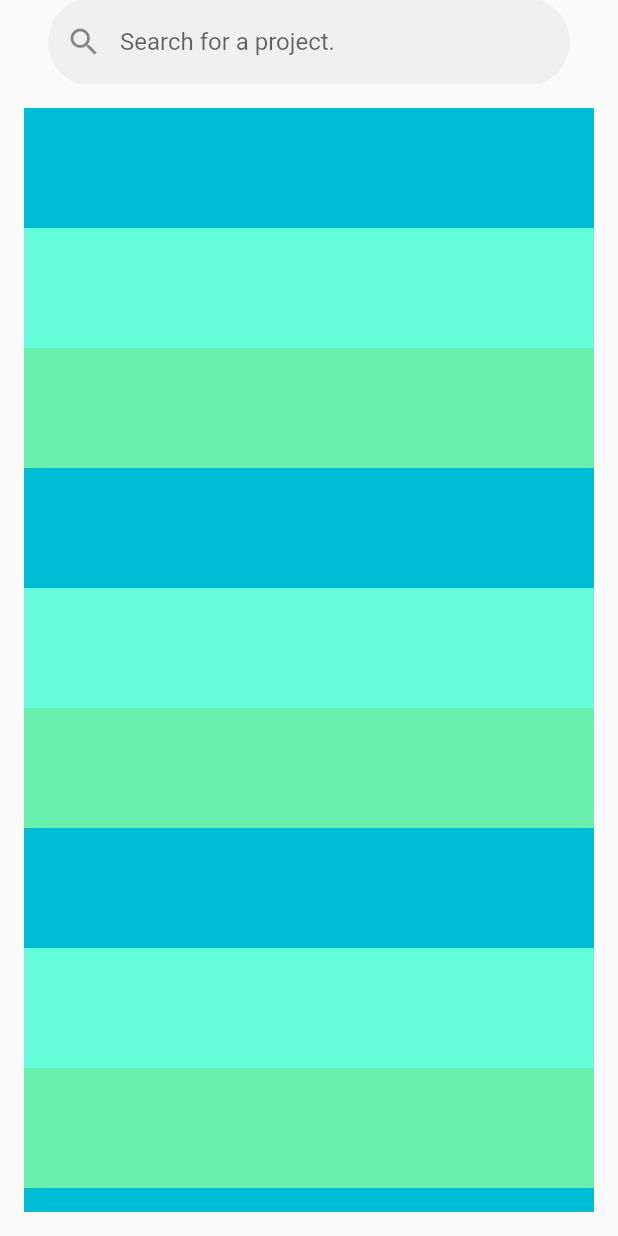
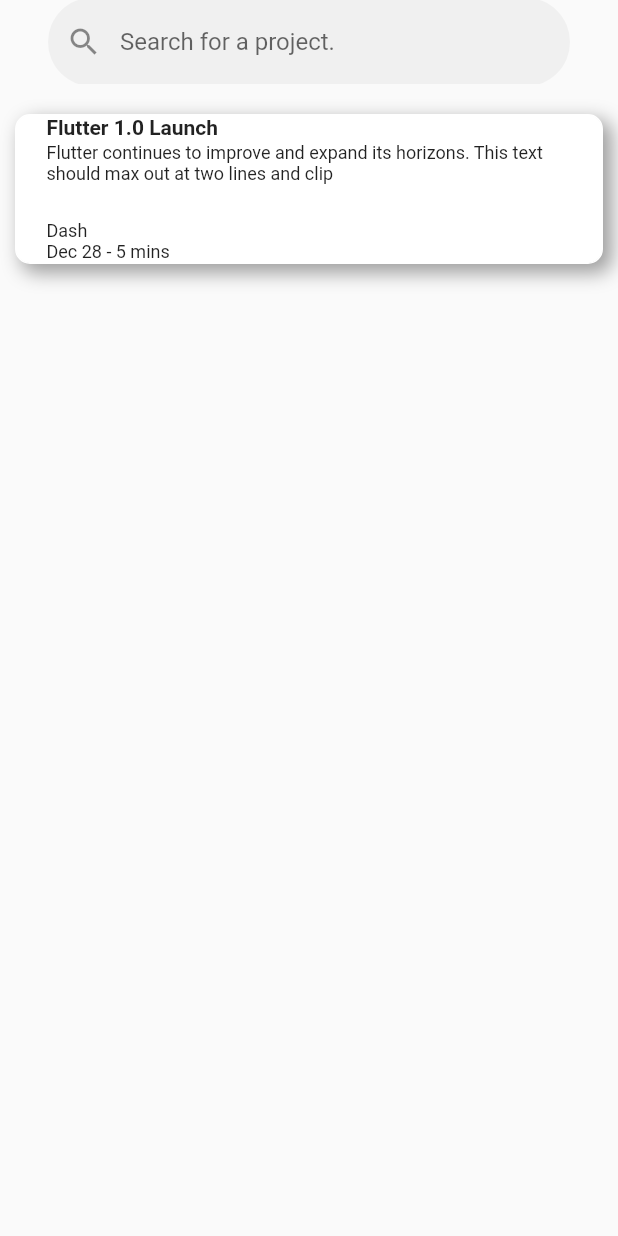
Before and after one commit to kiyokawakouji/github-connect, a Flutter app: the screen it shows after launch, on a phone screen of 412 x 824 dp. Run offline on Flutter 3.47's test engine with Material 2 defaults, Android fonts, the phone set to English and light mode, and no system bars.

Commit message:
リストアイテムの作成

```diff
--- a/lib/view/search_result_view.dart
+++ b/lib/view/search_result_view.dart
@@ -10,7 +10,7 @@ class SearchResultView extends StatefulWidget {
 }
 
 class _SearchResultViewState extends State<SearchResultView> {
-  List<Color> colorList = [Colors.cyan, Colors.tealAccent, Colors.greenAccent];
+  // List<Color> colorList = [Colors.cyan, Colors.tealAccent, Colors.greenAccent];
 
   @override
   Widget build(BuildContext context) {
@@ -22,18 +22,170 @@ class _SearchResultViewState extends State<SearchResultView> {
           child: _SearchBarWidget(),
         ),
       ),
-      body: Padding(
-        padding: const EdgeInsets.all(16),
-        child: Center(child: ListView.builder(
-          itemBuilder: (BuildContext context, int index) {
-            return Container(
-              height: 80,
-              color: colorList[index % colorList.length],
+      body: const MyStatelessWidget(),
+      // body: Padding(
+      //   padding: const EdgeInsets.all(16),
+      //   child: Center(
+      //     child: ListView.builder(
+      //       itemBuilder: (BuildContext context, int index) {
+      //         return Container(
+      //           height: 80,
+      //           color: colorList[index % colorList.length],
+      //         );
+      //       },
+      //     ),
+      //   ),
+      // ),
     );
-          },
-        )),
+  }
+}
+
+class _ArticleDescription extends StatelessWidget {
+  const _ArticleDescription({
+    Key? key,
+    required this.title,
+    required this.subtitle,
+    required this.author,
+    required this.publishDate,
+    required this.readDuration,
+  }) : super(key: key);
+
+  final String title;
+  final String subtitle;
+  final String author;
+  final String publishDate;
+  final String readDuration;
+
+  @override
+  Widget build(BuildContext context) {
+    return Column(
+      crossAxisAlignment: CrossAxisAlignment.start,
+      children: <Widget>[
+        Expanded(
+          child: Column(
+            crossAxisAlignment: CrossAxisAlignment.start,
+            children: <Widget>[
+              Text(
+                title,
+                maxLines: 2,
+                overflow: TextOverflow.ellipsis,
+                style: const TextStyle(
+                  fontWeight: FontWeight.bold,
+                ),
+              ),
+              const Padding(padding: EdgeInsets.only(bottom: 2)),
+              Text(
+                subtitle,
+                maxLines: 2,
+                overflow: TextOverflow.ellipsis,
+                style: const TextStyle(
+                  fontSize: 12,
+                ),
+              ),
+            ],
+          ),
+        ),
+        Expanded(
+          child: Column(
+            crossAxisAlignment: CrossAxisAlignment.start,
+            mainAxisAlignment: MainAxisAlignment.end,
+            children: <Widget>[
+              Text(
+                author,
+                style: const TextStyle(
+                  fontSize: 12,
+                ),
+              ),
+              Text(
+                '$publishDate - $readDuration',
+                style: const TextStyle(
+                  fontSize: 12,
+                ),
+              ),
+            ],
+          ),
+        ),
+      ],
+    );
+  }
+}
+
+class CustomListItemTwo extends StatelessWidget {
+  const CustomListItemTwo({
+    Key? key,
+    required this.title,
+    required this.subtitle,
+    required this.author,
+    required this.publishDate,
+    required this.readDuration,
+  }) : super(key: key);
+
+  final String title;
+  final String subtitle;
+  final String author;
+  final String publishDate;
+  final String readDuration;
+
+  @override
+  Widget build(BuildContext context) {
+    return Padding(
+      padding: const EdgeInsets.symmetric(vertical: 10),
+      child: Container(
+        height: 100,
+        decoration: BoxDecoration(
+          color: Colors.white,
+          border: Border.all(color: Colors.white),
+          boxShadow: const [
+            BoxShadow(
+              color: Colors.grey,
+              spreadRadius: 1,
+              blurRadius: 10,
+              offset: Offset(5, 5),
+            ),
+          ],
+          borderRadius: BorderRadius.circular(10),
+        ),
+        child: Row(
+          crossAxisAlignment: CrossAxisAlignment.start,
+          children: <Widget>[
+            Expanded(
+              child: Padding(
+                padding: const EdgeInsets.fromLTRB(20, 0, 2, 0),
+                child: _ArticleDescription(
+                  title: title,
+                  subtitle: subtitle,
+                  author: author,
+                  publishDate: publishDate,
+                  readDuration: readDuration,
+                ),
+              ),
+            )
+          ],
+        ),
       ),
     );
+  }
+}
+
+class MyStatelessWidget extends StatelessWidget {
+  const MyStatelessWidget({Key? key}) : super(key: key);
+
+  @override
+  Widget build(BuildContext context) {
+    return ListView(
+      padding: const EdgeInsets.all(10),
+      children: const [
+        CustomListItemTwo(
+          title: 'Flutter 1.0 Launch',
+          subtitle: 'Flutter continues to improve and expand its horizons. '
+              'This text should max out at two lines and clip',
+          author: 'Dash',
+          publishDate: 'Dec 28',
+          readDuration: '5 mins',
+        ),
+      ],
+    );
+  }
 }
 
 Widget _SearchBarWidget() {
@@ -46,7 +198,7 @@ class _SearchResultViewState extends State<SearchResultView> {
           borderRadius: BorderRadius.all(
             Radius.circular(40),
           ),
-            borderSide: const BorderSide(
+          borderSide: BorderSide(
             width: 0,
             style: BorderStyle.none,
           ),
@@ -66,4 +218,3 @@ class _SearchResultViewState extends State<SearchResultView> {
     ),
   );
 }
-}
```
Lines whose indentation alone changed are shown as unchanged.
